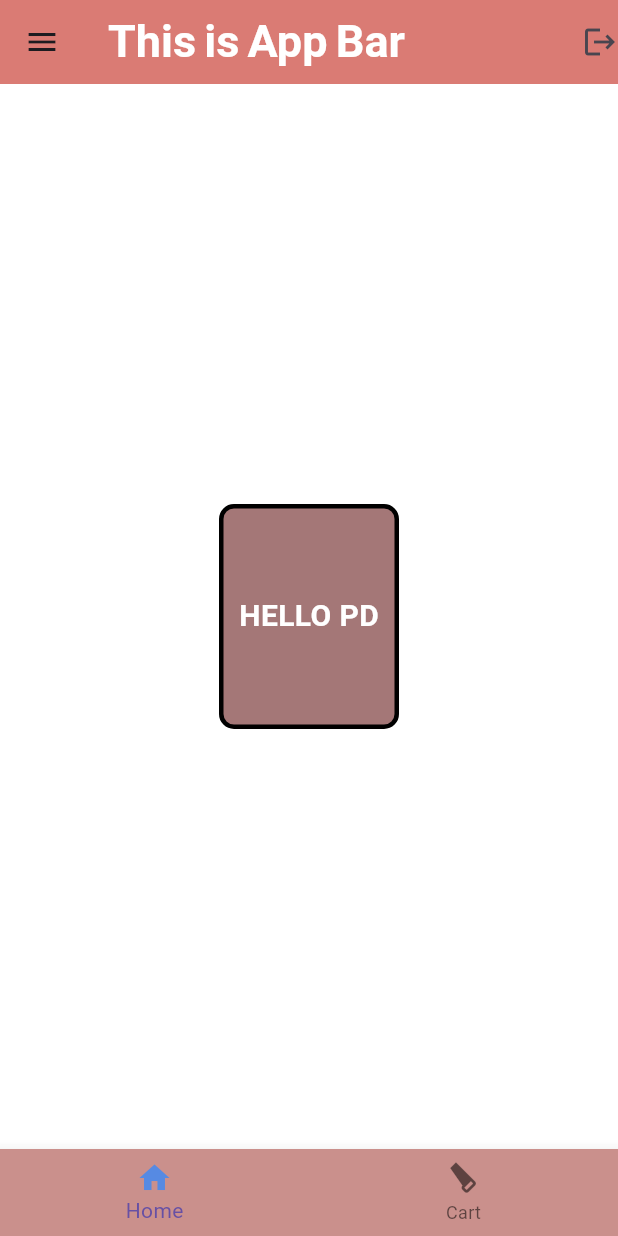
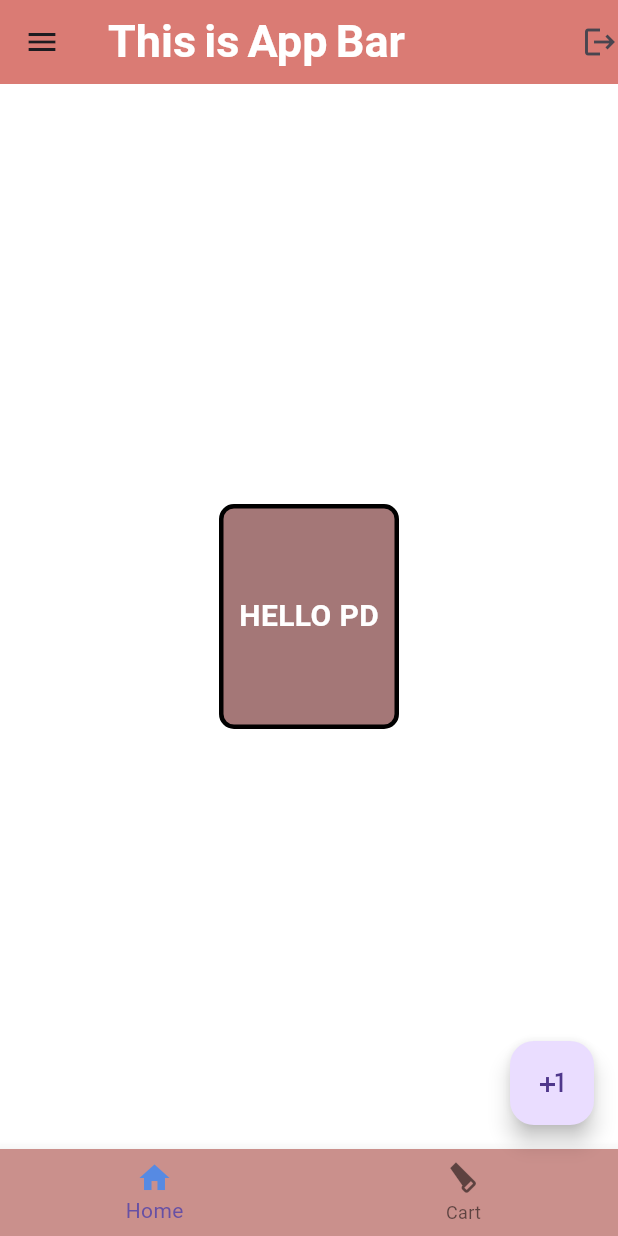
Before and after one commit to nutriscan101/nutriscan_app, a Flutter app: the screen it shows after launch, on a phone screen of 412 x 824 dp. Run offline on Flutter 3.47's test engine with Material 3 defaults, Android fonts, the phone set to English and light mode, and no system bars; Roboto replaces fonts that are missing (Times New Romen).

Commit message:
Added New Page In flutter1

```diff
--- a/Flutter_Practices/flutter1_app/lib/main.dart
+++ b/Flutter_Practices/flutter1_app/lib/main.dart
@@ -1,19 +1,32 @@
 import 'package:flutter/material.dart';
 import 'package:flutter/widgets.dart';
+import 'layout.dart';
 
 void main() {
   runApp(MyApp());
 }
 
 class MyApp extends StatelessWidget {
+  Widget build(BuildContext context) {
+    return MaterialApp(home: Home(), debugShowCheckedModeBanner: false);
+  }
+}
+
+class Home extends StatelessWidget {
   @override
   Widget build(BuildContext context) {
-    return MaterialApp(
-      debugShowCheckedModeBanner: false,
-      home: Scaffold(
+    return Scaffold(
       backgroundColor: Colors.white,
       appBar: AppBar(
-          leading: Icon(Icons.menu),
+        leading: Builder(
+          builder: (context) => IconButton(
+            icon: Icon(Icons.menu),
+            onPressed: () {
+              Scaffold.of(context).openDrawer();
+            },
+          ),
+        ),
+
         title: Text(
           "This is App Bar",
           style: TextStyle(
@@ -41,6 +54,8 @@ class MyApp extends StatelessWidget {
             borderRadius: BorderRadius.circular(10),
             color: const Color.fromARGB(255, 164, 119, 119),
           ),
+          padding: EdgeInsets.all(10),
+          margin: EdgeInsets.all(10),
           child: Text(
             "HELLO PD",
             style: TextStyle(
@@ -50,10 +65,18 @@ class MyApp extends StatelessWidget {
               color: Colors.white,
             ),
           ),
-            padding: EdgeInsets.all(10),
-            margin: EdgeInsets.all(10),
         ),
       ),
+      drawer: Drawer(
+        child: ListView(
+          children: [
+            DrawerHeader(child: Text('New Drawer')),
+            ListTile(title: Text('Home')),
+            ListTile(title: Text('Settings')),
+          ],
+        ),
+      ),
+
       bottomNavigationBar: BottomNavigationBar(
         backgroundColor: const Color.fromARGB(255, 202, 144, 140),
         items: const [
@@ -74,6 +97,14 @@ class MyApp extends StatelessWidget {
           ),
         ],
       ),
+      floatingActionButton: FloatingActionButton(
+        onPressed: () {
+          Navigator.push(
+            context,
+            MaterialPageRoute(builder: (context) => layouts()),
+          );
+        },
+        child: Icon(Icons.plus_one_outlined),
       ),
     );
   }
```
Also changed, not shown: Flutter_Practices/flutter1_app/lib/layout.dart (added, +22 -0 lines). Lines whose indentation alone changed are shown as unchanged.
